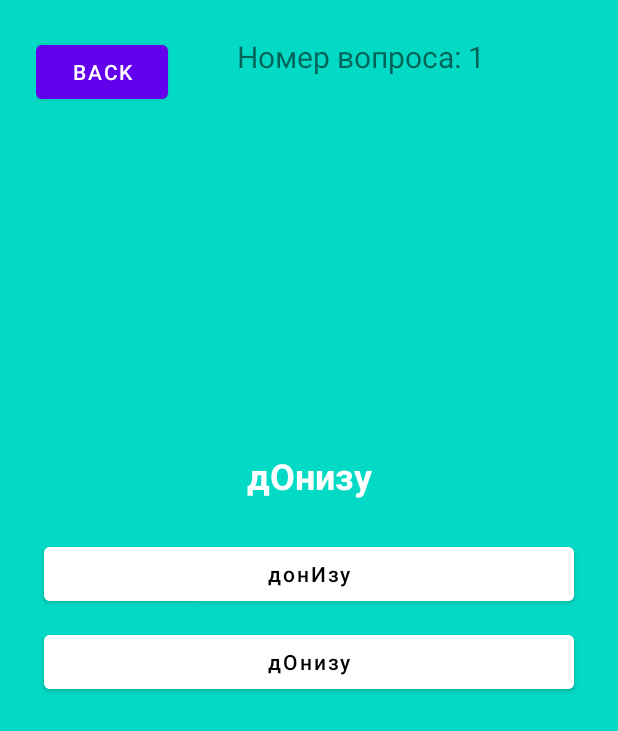
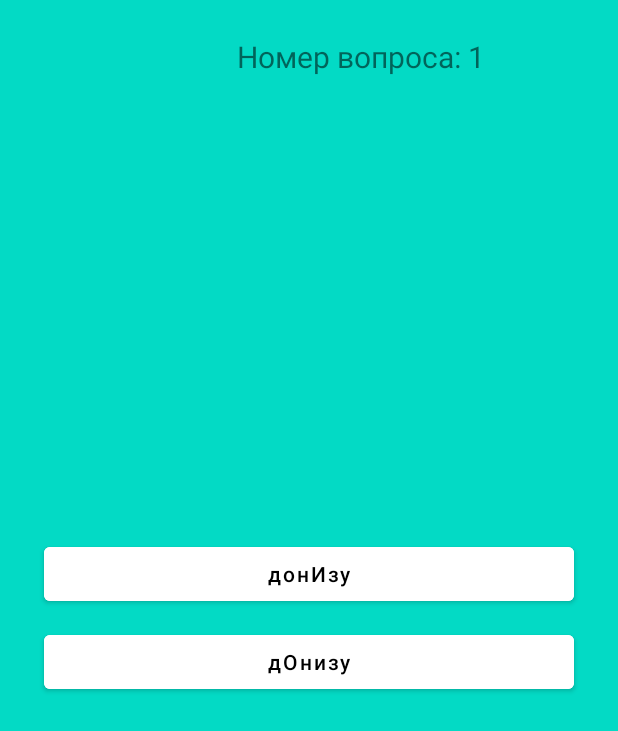
Before and after one commit to aliyalatipova/one, an Android app: the screen it shows after launch (MainActivity), after a tap on "микс", on a phone screen of 412 x 824 dp. Shown: the top 731 px of the screen. Run offline under Robolectric (Android 15) with nearby library versions, the phone set to English and light mode, and no system bars.

Commit message:
вроде славно

```diff
--- a/app/src/main/java/com/example/quiz/MainActivity.java
+++ b/app/src/main/java/com/example/quiz/MainActivity.java
@@ -44,7 +44,7 @@ public class MainActivity extends AppCompatActivity  {
 
     int canClickFlag = 1;
     int score = 0;
-    public int totalQuestion = 1;
+    public int totalQuestion = 5;
     int currentQuestionIndex = 0;
 
     @Override
@@ -53,7 +53,7 @@ public class MainActivity extends AppCompatActivity  {
         setContentView(R.layout.activity_main);
         totalQuestionsTextView = findViewById(R.id.total_question);
         questionTextView = findViewById(R.id.question);
-        btn_back = findViewById(R.id.btn_back);
+
         ansA = findViewById(R.id.ans_A);
         ansB = findViewById(R.id.ans_B);
 
@@ -62,7 +62,7 @@ public class MainActivity extends AppCompatActivity  {
        // totalQuestion = some_choices.length;
 
          Collections.shuffle(Arrays.asList(some_choices));
-        questionTextView.setText(some_choices[0][0].toString());
+        questionTextView.setText("");
 
         textToSpeech = new TextToSpeech(this, new TextToSpeech.OnInitListener() {
             @Override
@@ -236,7 +236,7 @@ public class MainActivity extends AppCompatActivity  {
         //Intent intent = new Intent(this, MainActivity4.class);
         Intent intent = new Intent(this, MainActivityAfterMain.class);
         //передача объекта с ключом "hello" и значением "Hello World"
-        String text = "Вы получили " +score + " очков из " + totalQuestion + " возможных";
+        String text = "Вы получили " +score + " из " + totalQuestion + " возможных очков";
         intent.putExtra("hello", text);
         intent.putExtra("res", res);
         //intent.putExtra("totalQuestion", totalQuestion);
@@ -272,12 +272,12 @@ public class MainActivity extends AppCompatActivity  {
         questionTextView.setText("--");
         Button clickedButton = (Button) view;
         //String selectedAnswer = clickedButton.getText().toString();
-        if (clickedButton.getId() == R.id.btn_back){    // если нажата кнопка btnback то переход на mainactivity2
-            btn_back.setText("");
-            Intent intent = new Intent(this, MainActivity2.class);
-            startActivity(intent);
-        }
-        else {
+        //if (clickedButton.getId() == R.id.btn_back){    // если нажата кнопка btnback то переход на mainactivity2
+            //btn_back.setText("");
+            //Intent intent = new Intent(this, MainActivity2.class);
+           // startActivity(intent);
+       // }
+
             if (some_choices[currentQuestionIndex][0].equals("зАсветло")) {
                 zasvetloSound = MediaPlayer.create(this, R.raw.zasvetloo);
                 soundPlat(zasvetloSound);
@@ -309,7 +309,7 @@ public class MainActivity extends AppCompatActivity  {
                 }).start();
             }
 
-        }
+
     }
 
 
--- a/app/src/main/java/com/example/quiz/MainStart.java
+++ b/app/src/main/java/com/example/quiz/MainStart.java
@@ -3,6 +3,7 @@ package com.example.quiz;
 import static com.example.quiz.QuestionAnswer.choices;
 import static com.example.quiz.QuestionAnswer.choices_d;
 import static com.example.quiz.QuestionAnswer.choices_n;
+import static com.example.quiz.QuestionAnswer.choices_pril;
 import static com.example.quiz.QuestionAnswer.choices_s;
 
 import androidx.appcompat.app.AppCompatActivity;
@@ -13,7 +14,7 @@ import android.view.View;
 import android.widget.Button;
 
 public class MainStart extends AppCompatActivity implements View.OnClickListener {
-    Button btn_all, btn_d, btn_n, btn_s;
+    Button btn_back1, btn_all, btn_d, btn_n, btn_s, btn_pril;
 
     @Override
     protected void onCreate(Bundle savedInstanceState) {
@@ -21,13 +22,23 @@ public class MainStart extends AppCompatActivity implements View.OnClickListener
         setContentView(R.layout.activity_main_start);
 
        btn_all = findViewById(R.id.btn_all);
+        btn_back1 = findViewById(R.id.btn_back1);
        btn_n = findViewById(R.id.btn_n);
        btn_d = findViewById(R.id.btn_d);
         btn_s = findViewById(R.id.btn_s);
+        btn_pril = findViewById(R.id.btn_pril);
        btn_all.setOnClickListener(this);
        btn_n.setOnClickListener(this);
        btn_d.setOnClickListener(this);
         btn_s.setOnClickListener(this);
+
+        btn_pril.setOnClickListener(this);
+        btn_back1.setOnClickListener(new View.OnClickListener() {
+            @Override
+            public void onClick(View v) {
+                startMain2();
+            }
+        });
 
 
 
@@ -46,6 +57,12 @@ public class MainStart extends AppCompatActivity implements View.OnClickListener
        startActivity(intent);
    }
 
+    public void startMain2(){
+        Intent intent = new Intent(this, MainActivity2.class);
+
+        startActivity(intent);
+    }
+
     @Override
     public void onClick(View view) {
         Button clickedButton = (Button) view;
@@ -63,6 +80,9 @@ public class MainStart extends AppCompatActivity implements View.OnClickListener
         if(part.equals("сущ")){
             startMainAct(choices_s);
         }
+        if(part.equals("прил")){
+            startMainAct(choices_pril);
+        }
 
 
 
--- a/app/src/main/java/com/example/quiz/QuestionAnswer.java
+++ b/app/src/main/java/com/example/quiz/QuestionAnswer.java
@@ -19,7 +19,7 @@ public class QuestionAnswer {
     };
 
     public static  String choices_n[][]={
-            {"вОвремя","вОвремя", "н"},
+            {"вОвремя","вовреЕмя", "н"},
             {"дОверху","довЕрху", "н"},
             {"донЕльзя","дОнельзя", "н"},
             {"дОнизу","донИзу", "н"},
@@ -96,6 +96,19 @@ public class QuestionAnswer {
             {"экспЕрт","Эксперт", "с"},
     };
 
+    public static String choices_pril[][]={
+        {"вернА","вернА", "прил"},
+        {"знАчимый","значИмый", "прил"},
+        {"красИвее","красивеЕ", "прил"},
+        {"кУхонный","кухоннЫй", "прил"},
+        {"ловкА","лОвка", "прил"},
+        {"мозаИчный","мозАичный", "прил"},
+        {"оптОвый","Оптовый", "прил"},
+        {"прозорлИвый","прозОрливый", "прил"},
+        {"слИвовый","сливОвый", "прил"},
+        {"лОвкий","ловкИй", "прил"},
+    };
+
     public static String choices[][]={
             {"закУпорив","закупорИв", "д"},
             {"начАв","нАчав", "д"},
@@ -106,7 +119,7 @@ public class QuestionAnswer {
             {"прибЫв","прИбыв", "д"},
             {"создАв","сОздав", "д"},
 
-            {"вОвремя","вОвремя", "н"},
+            {"вОвремя","воврЕмя", "н"},
             {"дОверху","довЕрху", "н"},
             {"донЕльзя","дОнельзя", "н"},
             {"дОнизу","донИзу", "н"},
--- a/app/src/main/res/layout/activity_main.xml
+++ b/app/src/main/res/layout/activity_main.xml
@@ -68,11 +68,5 @@
 
     </LinearLayout>
 
-    <Button
-        android:id="@+id/btn_back"
-        android:layout_width="wrap_content"
-        android:layout_height="wrap_content"
-        android:text="back" />
-
 
 </RelativeLayout>
--- a/app/src/main/res/layout/activity_main_after_main.xml
+++ b/app/src/main/res/layout/activity_main_after_main.xml
@@ -22,7 +22,7 @@
         android:layout_width="1203dp"
         android:layout_height="1778dp"
         android:layout_marginStart="16dp"
-        android:layout_marginTop="142dp"
+        android:layout_marginTop="40dp"
         android:orientation="vertical"
         app:layout_constraintStart_toStartOf="parent"
         app:layout_constraintTop_toBottomOf="@+id/textView4"></LinearLayout>
```
Also changed, not shown: app/src/main/java/com/example/quiz/MainActivityAfterMain.java (+25 -1 lines), app/src/main/res/layout/activity_main_start.xml (+6 -3 lines).
